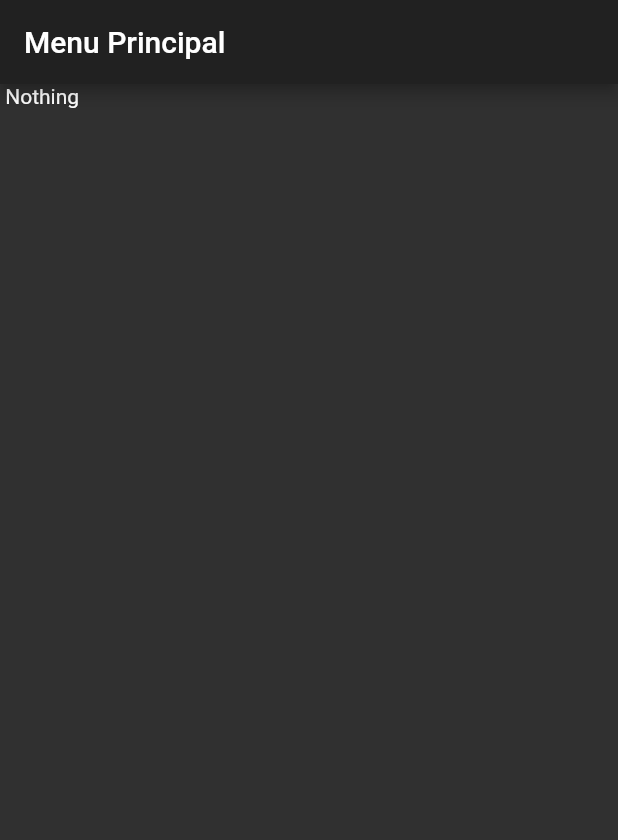
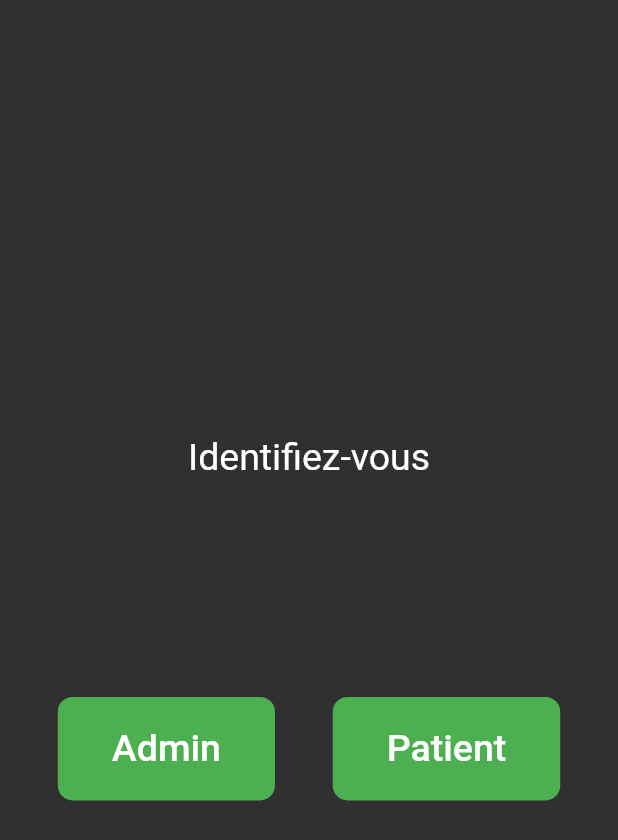
Before and after one commit to GabrielPlante/iter, a Flutter app: the screen it shows after launch, on a phone screen of 412 x 824 dp. Shown: the top 840 px of the screen. Run offline on Flutter 3.47's test engine with Material 2 defaults, Android fonts, the phone set to English and light mode, and no system bars; our stand-ins replace badges, cloud_firestore, firebase_core, sliding_up_panel; accounts and stored records are empty.

Commit message:
Ajout d'une page de login

```diff
--- a/lib/main.dart
+++ b/lib/main.dart
@@ -2,6 +2,7 @@ import 'package:flutter/material.dart';
 import 'dart:io';
 import 'package:firebase_core/firebase_core.dart';
 import 'package:cloud_firestore/cloud_firestore.dart';
+import 'package:iter/views/components/mobileLoginPage.dart';
 import 'package:iter/views/mobileMainPage.dart';
 import 'package:iter/views/webMainPage.dart';
 
@@ -42,7 +43,7 @@ class MyApp extends StatelessWidget {
   Widget build(BuildContext context) {
     return withMaterialApp(
         Center(
-            child: isWebDevice ? WebMainPage() : MobileMainPage(),
+            child: isWebDevice ? WebMainPage() : MobileLoginPageState.status == 0 ? MobileLoginPage() : MobileMainPage(),
             /// if you want to switch to the example, replace the previous line by the next one.
             // child: MainView();
         )
--- /dev/null
+++ b/lib/views/components/mobileLoginPage.dart
@@ -0,0 +1,55 @@
+import 'package:flutter/material.dart';
+import 'dart:io';
+
+import 'package:iter/views/mobileMainPage.dart';
+
+class MobileLoginPage extends StatefulWidget {
+  static String userId = "Franck";
+  @override
+  MobileLoginPageState createState() => MobileLoginPageState();
+}
+
+class MobileLoginPageState extends State<MobileLoginPage> {
+  static int status = 0; //0 == No choose, 1 == Admin, 2 == Patient
+
+  void click(int newStatus, BuildContext context) {
+    status = newStatus;
+    Navigator.push(context,
+        MaterialPageRoute(builder: (BuildContext context) => MobileMainPage()));
+  }
+
+  @override
+  Widget build(BuildContext context) {
+    return Container(
+      child: Column(
+        mainAxisAlignment: MainAxisAlignment.spaceEvenly,
+        children: [
+          SizedBox(),
+          Text("Identifiez-vous", style: TextStyle(fontSize: 25)),
+          Row(
+            mainAxisAlignment: MainAxisAlignment.spaceEvenly,
+            children: [
+              FlatButton(
+                  color: Colors.green,
+                  shape: RoundedRectangleBorder(
+                      borderRadius: BorderRadius.circular(10)),
+                  onPressed: () => click(1, context),
+              child: Padding(
+                  padding: EdgeInsets.all(20),
+                  child: Text("Admin", style: TextStyle(fontSize: 25)))),
+              FlatButton(
+                  color: Colors.green,
+                  shape: RoundedRectangleBorder(
+                      borderRadius: BorderRadius.circular(10)),
+                  onPressed: () => click(2, context),
+                  child: Padding(
+                    padding: EdgeInsets.all(20),
+                      child: Text("Patient", style: TextStyle(fontSize: 25))))
+            ],
+          ),
+          SizedBox(),
+        ],
+      ),
+    );
+  }
+}
```
